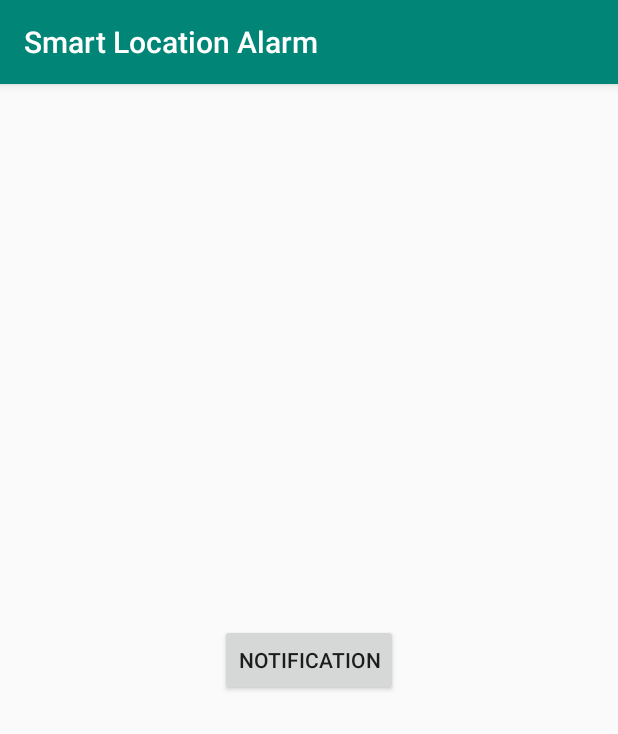
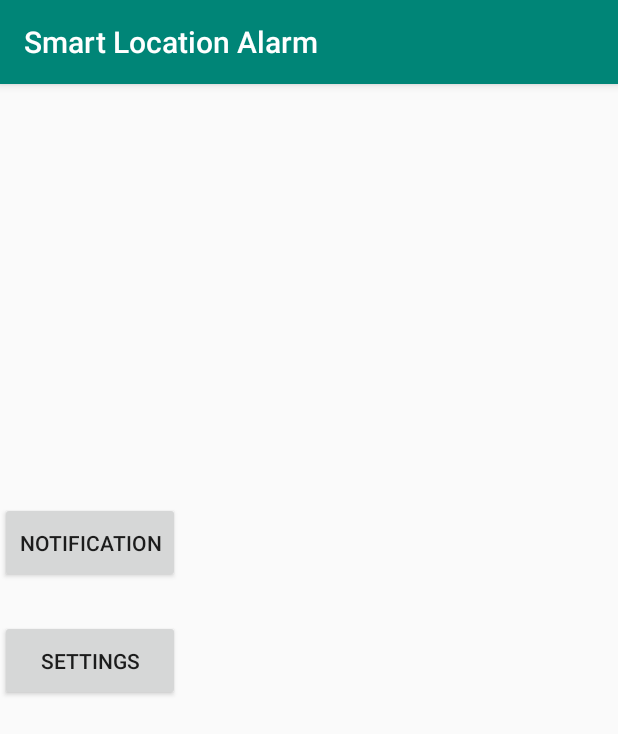
Before and after one commit to AIT-RAMI/Smart-Location-Alarm, an Android app: the screen it shows after launch (Welcome_Activity), on a phone screen of 412 x 824 dp. Shown: the top 734 px of the screen. Run offline under Robolectric (Android 15) with nearby library versions, the phone set to English and light mode, and no system bars.

Commit message:
button and listener to SettingsActivity

```diff
--- a/app/src/main/java/com/example/smartlocationalarm/Welcome_Activity.java
+++ b/app/src/main/java/com/example/smartlocationalarm/Welcome_Activity.java
@@ -22,6 +22,8 @@ public class Welcome_Activity extends AppCompatActivity {
         setContentView(R.layout.activity_welcome_);
 
         Button notif;
+        Button settings;
+
         notif = findViewById(R.id.test);
         notif.setOnClickListener(new View.OnClickListener() {
             @Override
@@ -29,7 +31,14 @@ public class Welcome_Activity extends AppCompatActivity {
                 addNotification();
             }
         });
-
+        settings = findViewById(R.id.test2);
+        settings.setOnClickListener(new View.OnClickListener() {
+            @Override
+            public void onClick(View v) {
+                Intent intent = new Intent(getApplicationContext(), SettingsActivity.class);
+                startActivity(intent);
+            }
+        });
     }
 
     private void addNotification() {
--- a/app/src/main/res/layout/activity_welcome_.xml
+++ b/app/src/main/res/layout/activity_welcome_.xml
@@ -1,5 +1,6 @@
 <?xml version="1.0" encoding="utf-8"?>
-<RelativeLayout xmlns:android="http://schemas.android.com/apk/res/android"
+<androidx.constraintlayout.widget.ConstraintLayout xmlns:android="http://schemas.android.com/apk/res/android"
+    xmlns:app="http://schemas.android.com/apk/res-auto"
     xmlns:tools="http://schemas.android.com/tools"
     android:layout_width="match_parent"
     android:layout_height="match_parent"
@@ -7,9 +8,23 @@
 
     <Button
         android:id="@+id/test"
-        android:layout_width="wrap_content"
-        android:layout_height="wrap_content"
+        android:layout_width="120dp"
+        android:layout_height="54dp"
         android:layout_centerInParent="true"
-        android:text="notification" />
+        android:text="notification"
+        app:layout_constraintBottom_toBottomOf="parent"
+        app:layout_constraintTop_toTopOf="parent"
+        app:layout_constraintVertical_bias="0.39"
+        tools:layout_editor_absoluteX="146dp" />
 
-</RelativeLayout>
+    <Button
+        android:id="@+id/test2"
+        android:layout_width="120dp"
+        android:layout_height="54dp"
+        android:layout_centerInParent="true"
+        android:text="settings"
+        app:layout_constraintBottom_toBottomOf="parent"
+        app:layout_constraintTop_toTopOf="parent"
+        tools:layout_editor_absoluteX="146dp" />
+
+</androidx.constraintlayout.widget.ConstraintLayout>
```
Also changed, not shown: 7 other files.
